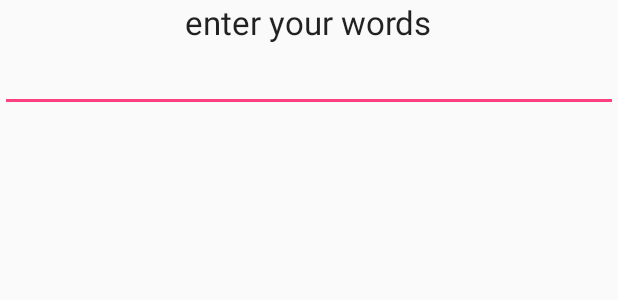
After one commit to Shiplayer/Android-Dictionary, an Android app: the layout dialog.xml on its own in the app's theme, with its tools: preview values and no code run, on a phone screen of 412 x 824 dp. The commit adds this screen. Shown: the top 300 px of the screen. Run offline under Robolectric (Android 15) with nearby library versions, the phone set to English and light mode, and no system bars.

Commit message:
Add dialog

```diff
--- a/app/src/main/res/layout/activity_fullscreen.xml
+++ b/app/src/main/res/layout/activity_fullscreen.xml
@@ -2,8 +2,8 @@
     xmlns:tools="http://schemas.android.com/tools"
     android:layout_width="match_parent"
     android:layout_height="match_parent"
-    android:background="#0099cc"
-    tools:context="com.advanced.java.ship.dictionary.FullscreenActivity">
+    tools:context="com.advanced.java.ship.dictionary.FullscreenActivity"
+    android:background="#ffffff">
 
     <!-- The primary full-screen view. This can be replaced with whatever view
          is needed to present your content, e.g. VideoView, SurfaceView,
--- /dev/null
+++ b/app/src/main/res/layout/dialog.xml
@@ -0,0 +1,20 @@
+<?xml version="1.0" encoding="utf-8"?>
+<LinearLayout xmlns:android="http://schemas.android.com/apk/res/android"
+    android:orientation="vertical" android:layout_width="match_parent"
+    android:layout_height="match_parent">
+
+    <TextView
+        android:layout_width="wrap_content"
+        android:layout_height="wrap_content"
+        android:textAppearance="?android:attr/textAppearanceLarge"
+        android:text="@string/enter_your_words"
+        android:id="@+id/input_msg"
+        android:layout_gravity="center_horizontal" />
+
+    <EditText
+        android:layout_width="match_parent"
+        android:layout_height="wrap_content"
+        android:id="@+id/edit_word"
+        android:layout_gravity="center_horizontal"
+        android:inputType="text" />
+</LinearLayout>
--- a/app/src/main/res/values/strings.xml
+++ b/app/src/main/res/values/strings.xml
@@ -1,6 +1,9 @@
 <resources>
     <string name="app_name">Dictionary</string>
 
-    <string name="dummy_button">Dummy Button</string>
+    <string name="dummy_button">Add new word</string>
     <string name="dummy_content">DUMMY\nCONTENT</string>
+    <string name="enter_your_words">enter your words</string>
+    <string name="add">Add</string>
+    <string name="cancel">Cancel</string>
 </resources>
```
Also changed, not shown: app/src/main/java/com/advanced/java/ship/dictionary/Dialogs/AddNewWordDialog.java (added, +63 -0 lines), app/src/main/java/com/advanced/java/ship/dictionary/FullscreenActivity.java (+26 -3 lines).
